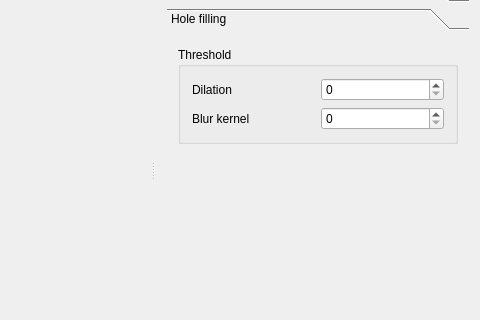
Old version of the form src/main_window.ui in the repository jacyzon/in_hand_scanner; both pictures show x 562 to 1042 and y 154 to 474 of the 1042 by 600 pixel window.
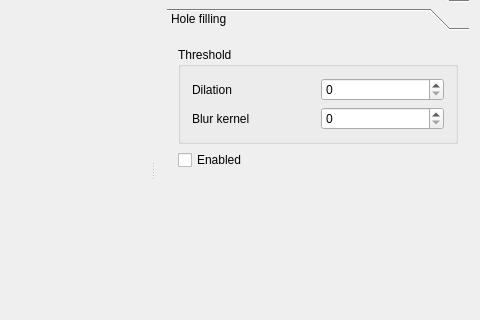
New version of the form.

Commit message: filter enabled checkbox

What changed in the file:
```diff
--- a/src/main_window.ui
+++ b/src/main_window.ui
@@ -868,6 +868,13 @@
            </layout>
           </widget>
          </item>
+         <item>
+          <widget class="QCheckBox" name="checkBox_filter_enabled">
+           <property name="text">
+            <string>Enabled</string>
+           </property>
+          </widget>
+         </item>
          <item>
           <spacer name="verticalSpacer_integration">
            <property name="orientation">
```
Left out of the diff: 57 changed lines with no effect on the pictures. The commit also changes 4 other files.
